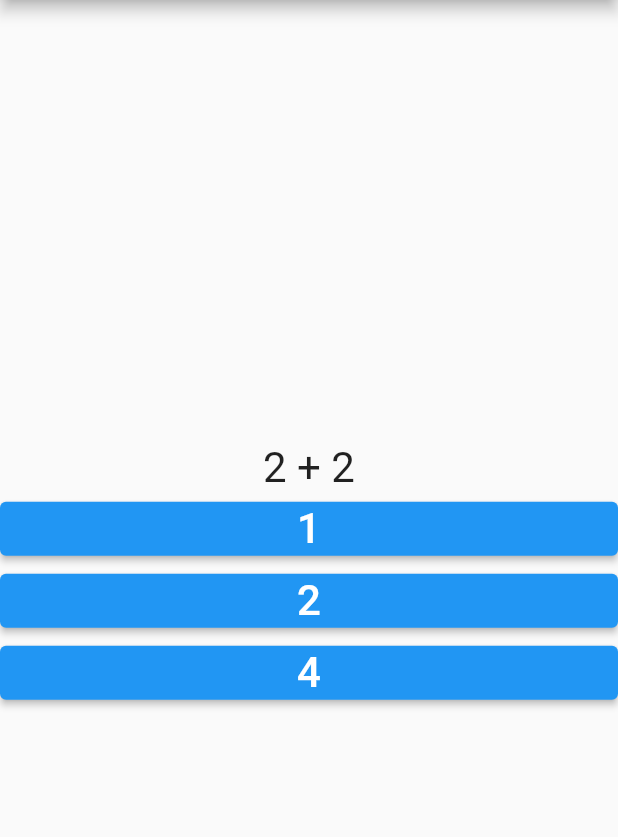
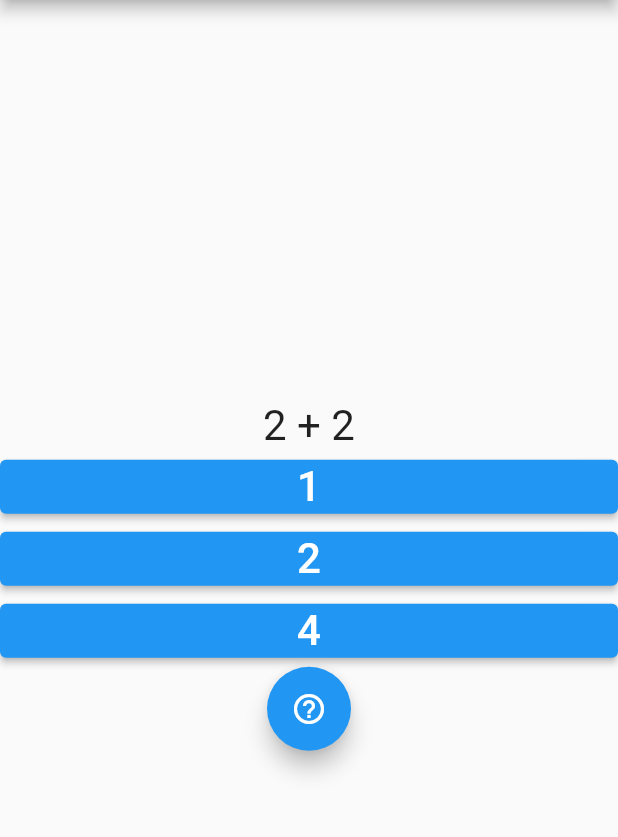
Before and after one commit to DiogoVieiraFerreira/mob2_quizz, a Flutter app: the screen it shows after launch, on a phone screen of 412 x 824 dp, the part 84-921 px from its top. Run offline on Flutter 3.47's test engine with Material 2 defaults, Android fonts, the phone set to English and light mode, and no system bars.

Commit message:
exigences 1 to 3 completed

```diff
--- a/lib/models/quiz_session.dart
+++ b/lib/models/quiz_session.dart
@@ -2,6 +2,7 @@ import 'package:flutter/foundation.dart';
 import 'package:quiz/models/question.dart';
 
 class QuizSession with ChangeNotifier {
+  var _score = 0;
   var _questions = [
     Question("2 + 2", ["1", "2", "4"], "4", "come on"),
     Question("Meaning of life?", ["God", "42", "Me"], "42", "H2G2"),
@@ -9,15 +10,39 @@ class QuizSession with ChangeNotifier {
   ];
 
   var _currentQuestionIndex = 0;
+  bool _showHint = false;
+  bool get showHint => _showHint;
+  int get score => _score;
+  int get length => _questions.length;
+  Question get currentQuestion => _questions[_currentQuestionIndex];
+  Question get lastQuestion => _questions[_questions.length-1];
 
-  Question get currentQuestion => _questions[_currentQuestionIndex];
+  bool completed = false;
 
   void nextQuestion() {
-    _currentQuestionIndex = (_currentQuestionIndex + 1) % _questions.length;
+    _currentQuestionIndex++;
+    _showHint = false;
+    if(_currentQuestionIndex > length-1)
+      completed = true;
     notifyListeners();
   }
 
+  bool isCompleted(){
+    return completed;
+  }
+
+  bool hintRequested(){
+    _showHint = !_showHint;
+    notifyListeners();
+    return _showHint;
+  }
+
   bool checkAnswer(String answer) {
-    return _questions[_currentQuestionIndex].isCorrectAnswer(answer);
+    if(currentQuestion.isCorrectAnswer(answer))
+    {
+      _score++;
+      return true;
+    }
+    return false;
   }
 }
--- a/lib/widgets/game_screen.dart
+++ b/lib/widgets/game_screen.dart
@@ -14,34 +14,73 @@ class GameScreen extends StatelessWidget {
       body: ChangeNotifierProvider(
         create: (_) => QuizSession(),
         child: Consumer<QuizSession>(
-          builder: (consumerContext, session, __) => buildQuestion(consumerContext, session.currentQuestion),
+          builder: (consumerContext, session, __) {
+            return session.isCompleted()
+                ? buildEndGame(context, session)
+                : buildQuestion(consumerContext, session);
+          },
         ),
       ),
     );
   }
 
-  Widget buildQuestion(BuildContext context, Question question) {
-    var answerButtons = question.answers.map((answer) {
+  Widget buildEndGame(BuildContext context, QuizSession session) {
+    return Center(
+      child: Column(mainAxisAlignment: MainAxisAlignment.center, children: [
+        buildScore(context, session),
+        ElevatedButton(onPressed: () => Navigator.pushReplacementNamed(context, "/"), child: Text("restart"))
+      ]),
+    );
+  }
+
+  Widget buildQuestion(BuildContext context, QuizSession session) {
+    var answerButtons = session.currentQuestion.answers.map((answer) {
       return ElevatedButton(
-        onPressed: () {
-          var session = Provider.of<QuizSession>(context, listen: false);
-          if (session.checkAnswer(answer)) {
+          onPressed: () {
+            session.checkAnswer(answer);
             session.nextQuestion();
-          }
-        },
-        child: SizedBox(
-          width: double.infinity,
-          child: Text(answer, textScaleFactor: 2.0, textAlign: TextAlign.center)
-        )
-      );
+          },
+          child: SizedBox(
+              width: double.infinity,
+              child: Text(answer,
+                  textScaleFactor: 2.0, textAlign: TextAlign.center)));
     });
 
     return Center(
       child: Column(
         mainAxisAlignment: MainAxisAlignment.center,
         children: <Widget>[
-          Text(question.caption, textScaleFactor: 2.0),
+          Text(session.currentQuestion.caption, textScaleFactor: 2.0),
+          Visibility(
+            child: Text("Hint: ${session.currentQuestion.hint}",
+                textScaleFactor: 1.0, textAlign: TextAlign.center),
+            visible: session.showHint,
+          ),
           ...answerButtons,
+          buildHint(context, session)
+        ],
+      ),
+    );
+  }
+
+  Widget buildHint(BuildContext context, QuizSession session) {
+    return Center(
+      child: FloatingActionButton(
+        onPressed: () => session.hintRequested(),
+        child: Icon(Icons.help_outline),
+        backgroundColor: Theme.of(context).accentColor,
+      ),
+    );
+  }
+
+  Widget buildScore(BuildContext context, QuizSession session) {
+    return Center(
+      child: Column(
+        children: [
+          Text("Total Questions: ${session.length}",
+              textScaleFactor: 2, textAlign: TextAlign.center),
+          Text("Your Score: ${session.score}",
+              textScaleFactor: 2, textAlign: TextAlign.center),
         ],
       ),
     );
```
Also changed, not shown: 1 other file.
